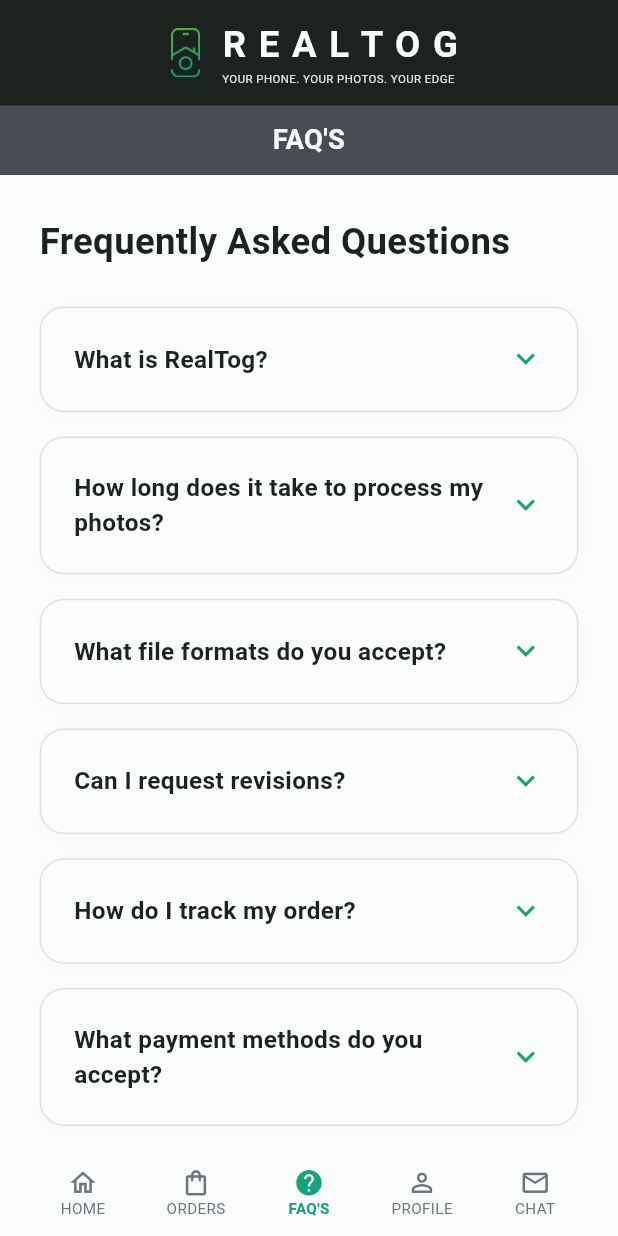
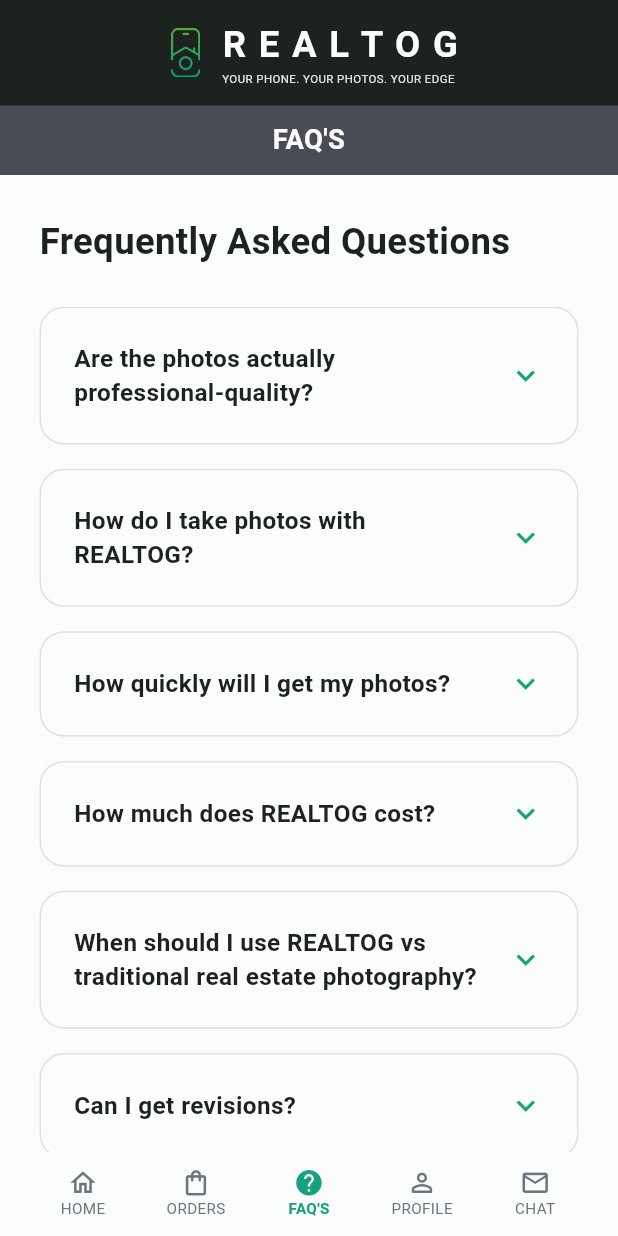
Before and after one commit to devmhsagar/realtog, a Flutter app: the HomePage screen opened by its route, item 3 of the bottom bar chosen, on a phone screen of 412 x 824 dp. Run offline on Flutter 3.47's test engine with Material 3 defaults, Android fonts, the phone set to English and light mode, and no system bars; our stand-ins replace camera, dio, flutter_riverpod, flutter_screenutil, flutter_secure_storage, fpdart and 5 more; accounts and stored records are empty; network calls fail.

Commit message:
Changed FAQs

```diff
--- a/lib/pages/home/widgets/faq_tab.dart
+++ b/lib/pages/home/widgets/faq_tab.dart
@@ -12,34 +12,35 @@
 class _FaqTabState extends State<FaqTab> {
   final List<FAQItem> _faqs = [
     FAQItem(
-      question: 'What is RealTog?',
+      question: 'Are the photos actually professional-quality?',
       answer:
-          'RealTog is a professional photo editing service that uses AI technology to enhance your real estate photos, making them look more appealing and professional.',
+          'Yes. When you follow our in-app composition tips and use good lighting, REALTOG delivers clean, professional-looking listing photos. Our AI fine-tunes each image by correcting verticals, balancing white levels, adjusting brightness, and enhancing skies when needed. All edits are subtle and photorealistic—never artificial or CGI.',
     ),
     FAQItem(
-      question: 'How long does it take to process my photos?',
+      question: 'How do I take photos with REALTOG?',
       answer:
-          'Processing time varies depending on your selected package. Typically, photos are processed within 24-48 hours after order confirmation.',
+          'Start by choosing a Photo Package that fits your listing. Use the in-app shooting guide to capture each space, paying attention to the on-screen vertical and horizontal guides for proper alignment. Make sure rooms are well lit—low light can affect image clarity. Once you’re done, submit your photos and relax while we professionally edit them for you.',
     ),
     FAQItem(
-      question: 'What file formats do you accept?',
+      question: 'How quickly will I get my photos?',
       answer:
-          'We accept common image formats including JPEG, PNG, and HEIC. Please ensure your images are clear and of good quality for best results.',
+          'Speed is at the core of what we do. In most cases, your fully edited photos are delivered in just 20–30 minutes. If you choose our Decluttering add-on, delivery may take a little longer—up to 12 hours—to ensure the highest-quality, photo-realistic results.',
     ),
     FAQItem(
-      question: 'Can I request revisions?',
+      question: 'How much does REALTOG cost?',
       answer:
-          'Yes, we offer revision requests for all packages. Please contact us through the chat feature if you need any adjustments to your edited photos.',
+          'REALTOG is designed to be flexible and transparent. Simply pay per use and choose the photo package that best fits your listing and budget. There are no subscriptions, no contracts, and no hidden fees. Best of all, REALTOG delivers professional-grade results at a fraction of the cost of traditional real estate photography.',
     ),
     FAQItem(
-      question: 'How do I track my order?',
+      question:
+          'When should I use REALTOG vs traditional real estate photography?',
       answer:
-          'You can track your order status in the Orders tab. You will receive notifications when your order status changes.',
+          'REALTOG is designed for moments when speed, flexibility, and value matter most. Because the results are truly professional-grade, there’s no limitation on the type of listing you can use it for—from a one-bedroom rental to a luxury, multi-million-dollar home.\nIf you need high-quality images delivered quickly, or are looking to significantly reduce the cost of traditional real estate media, REALTOG is an ideal solution. It empowers you to move faster, spend less, and still present every listing at its absolute best.',
     ),
     FAQItem(
-      question: 'What payment methods do you accept?',
+      question: 'Can I get revisions?',
       answer:
-          'We accept various payment methods including credit cards, debit cards, and other secure payment options available during checkout.',
+          'REALTOG does not offer revisions. Our AI uses a consistent, standardized editing process, applying the same professional metrics to every image for reliable, repeatable results. The final outcome is directly influenced by the quality of the original capture—this is why following our composition guidelines and using proper lighting is essential to achieving truly professional-grade images.',
     ),
   ];
 
@@ -155,10 +156,7 @@
           if (_isExpanded)
             Padding(
               padding: EdgeInsets.fromLTRB(20.w, 0, 20.w, 20.h),
-              child: Divider(
-                color: AppColors.border,
-                height: 1,
-              ),
+              child: Divider(color: AppColors.border, height: 1),
             ),
           if (_isExpanded)
             Padding(
```
